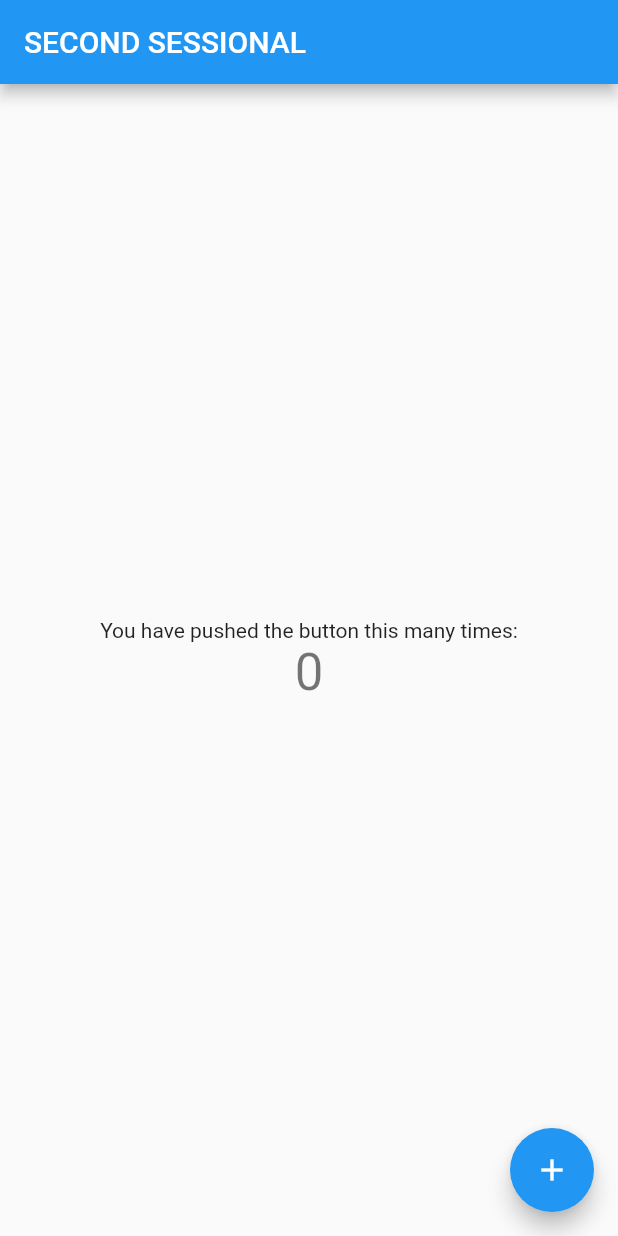
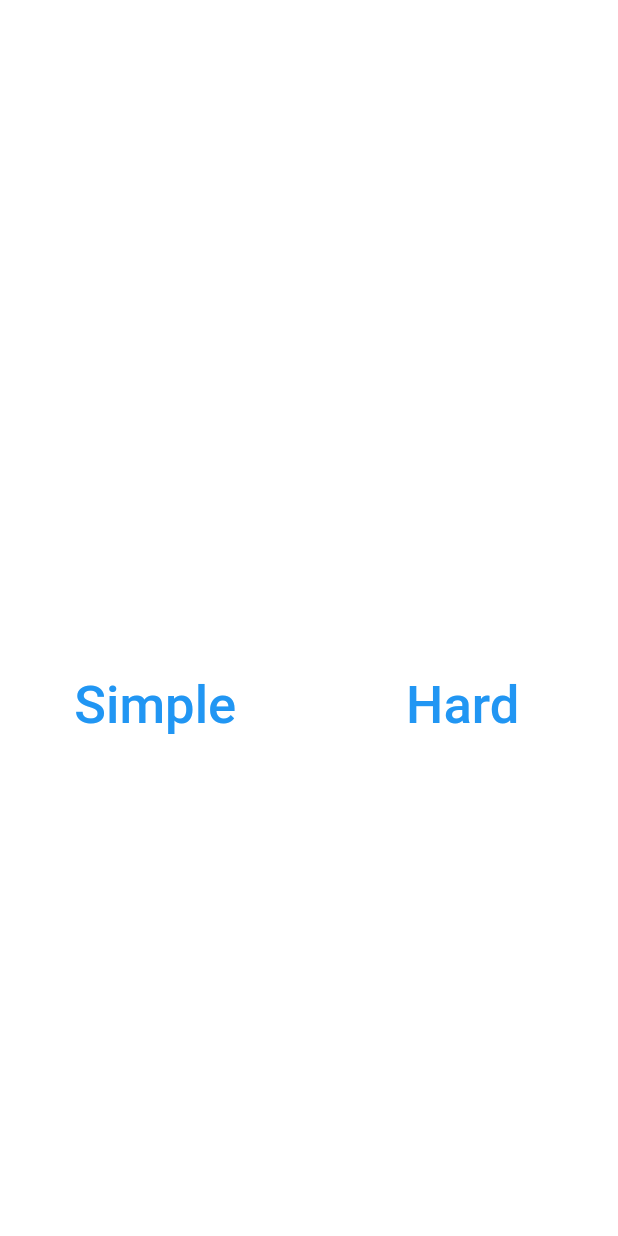
Before and after one commit to umar195/Sessional, a Flutter app: the screen it shows after launch, on a phone screen of 412 x 824 dp. Run offline on Flutter 3.47's test engine with Material 2 defaults, Android fonts, the light colour scheme and no system bars; our stand-ins replace flare_flutter, splashscreen.

Commit message:
Select the Level
Select the Level from both Levels

```diff
--- /dev/null
+++ b/lib/hard.dart
@@ -0,0 +1,13 @@
+
+import 'package:flutter/material.dart';
+class hard extends StatefulWidget {
+  @override
+  _hardState createState() => _hardState();
+}
+
+class _hardState extends State<hard> {
+  @override
+  Widget build(BuildContext context) {
+    return Container();
+  }
+}
--- a/lib/main.dart
+++ b/lib/main.dart
@@ -1,5 +1,7 @@
 import 'package:flare_tutorial/splashscreen.dart';
 import 'package:flutter/material.dart';
+import 'simple.dart';
+import 'hard.dart';
 
 void main() => runApp(SplashScreenPage());
 
@@ -11,7 +13,7 @@ class MyApp extends StatelessWidget {
       title: 'SECOND SESSIONAL',
       theme: ThemeData(
 
-        primarySwatch: Colors.blue,
+        primarySwatch: Colors.green,
       ),
       home: MyHomePage(title: 'SECOND SESSIONAL'),
     );
@@ -50,11 +52,8 @@ class _MyHomePageState extends State<MyHomePage> {
     // fast, so that you can just rebuild anything that needs updating rather
     // than having to individually change instances of widgets.
     return Scaffold(
-      appBar: AppBar(
-        // Here we take the value from the MyHomePage object that was created by
-        // the App.build method, and use it to set our appbar title.
-        title: Text(widget.title),
-      ),
+      backgroundColor: Colors.white24,
+
       body: Center(
         // Center is a layout widget. It takes a single child and positions it
         // in the middle of the parent.
@@ -75,20 +74,47 @@ class _MyHomePageState extends State<MyHomePage> {
           // horizontal).
           mainAxisAlignment: MainAxisAlignment.center,
           children: <Widget>[
-            Text(
-              'You have pushed the button this many times:',
+            Text ("SELECT LEVEL", style: TextStyle(fontSize: 40, color: Colors.white),),
+            SizedBox(
+              height: 70,
             ),
-            Text(
-              '$_counter',
-              style: Theme.of(context).textTheme.display1,
-            ),
+            Row(
+              mainAxisAlignment: MainAxisAlignment.center,
+              children: [
+                Container(
+                  height: 50, width: 150,
+                  decoration: BoxDecoration(
+                    color: Colors.white,
+                    borderRadius: BorderRadius.circular(30),
+                  ),
+                  margin: EdgeInsets.only(right: 35),
+                  child: FlatButton(onPressed: (){
+                    setState(() {
+                      Navigator.push(context,MaterialPageRoute(builder: (context)=>simple()));
+                    });
+                  },
+                    child: Text("Simple",style: TextStyle(fontSize: 35,color: Colors.blue),),
+                  ),
+                ),
+                Container(
+                  height: 50, width: 150,
+                  decoration: BoxDecoration(
+                    color: Colors.white,
+                    borderRadius: BorderRadius.circular(30),
+                  ),
+                  margin: EdgeInsets.only(left: 20),
+                  child: FlatButton(onPressed: (){
+                    setState(() {
+                      Navigator.push(context,MaterialPageRoute(builder: (context)=>hard()));
+                    });
+                  },
+                    child: Text("Hard",style: TextStyle(fontSize: 35,color: Colors.blue),),
+                  ),
+                )
+              ],
+            )
           ],
         ),
-      ),
-      floatingActionButton: FloatingActionButton(
-        onPressed: _incrementCounter,
-        tooltip: 'Increment',
-        child: Icon(Icons.add),
       ), // This trailing comma makes auto-formatting nicer for build methods.
     );
   }
--- /dev/null
+++ b/lib/simple.dart
@@ -0,0 +1,12 @@
+import 'package:flutter/material.dart';
+class simple extends StatefulWidget {
+  @override
+  _simpleState createState() => _simpleState();
+}
+
+class _simpleState extends State<simple> {
+  @override
+  Widget build(BuildContext context) {
+    return Container();
+  }
+}
```
